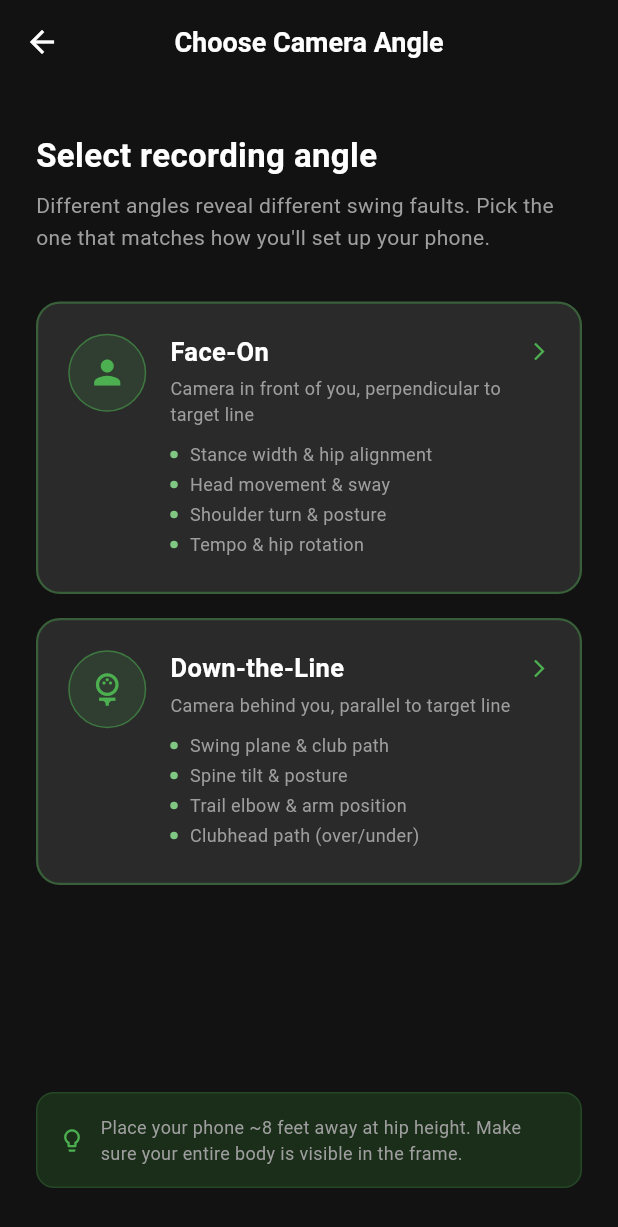
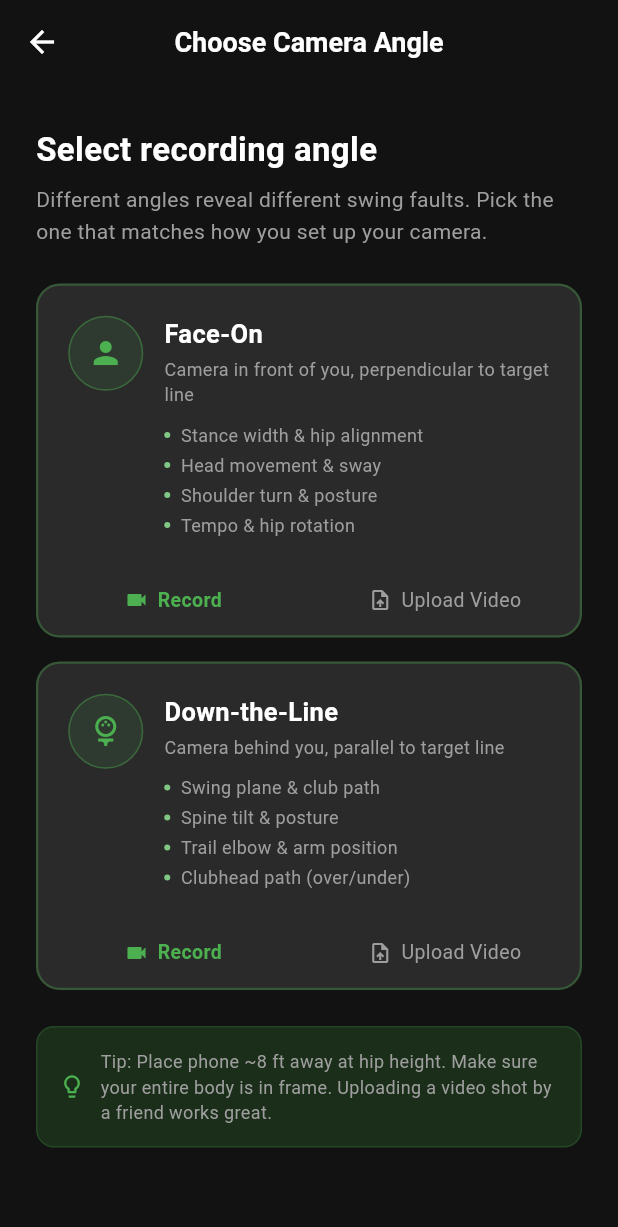
Before and after one commit to Killswit3h/Hole-In-One, a Flutter app: the AngleSelectScreen screen opened directly, on a phone screen of 412 x 824 dp. Shown: the top 1227 px of the screen. Run offline on Flutter 3.47's test engine with Material 3 defaults, Android fonts, the phone set to English and light mode, and no system bars; our stand-ins replace camera, image_picker, permission_handler, video_player; missing offline and left inert: google_mlkit_pose_detection, video_thumbnail.

Commit message:
Add video upload feature — analyze existing swing videos from gallery
Users can now pick any swing video from their photo library and run the same
on-device ML Kit pose analysis pipeline used for in-app recordings. Adds
image_picker + video_thumbnail dependencies, a VideoAnalysisService that
extracts frames via VideoThumbnail and detects poses with PoseDetectionMode.single,
a VideoProcessingScreen showing live progress, and Upload Video buttons on each
angle card.

https://claude.ai/code/session_019P1aRzH4rcVC1Ukp8mMZhU

```diff
--- a/lib/screens/angle_select_screen.dart
+++ b/lib/screens/angle_select_screen.dart
@@ -1,8 +1,10 @@
 import 'package:flutter/material.dart';
+import 'package:image_picker/image_picker.dart';
 
 import '../models/swing_analysis_result.dart';
 import '../theme/app_theme.dart';
 import 'record_screen.dart';
+import 'video_processing_screen.dart';
 
 class AngleSelectScreen extends StatelessWidget {
   const AngleSelectScreen({super.key});
@@ -18,8 +20,8 @@ class AngleSelectScreen extends StatelessWidget {
           onPressed: () => Navigator.pop(context),
         ),
       ),
-      body: Padding(
-        padding: const EdgeInsets.symmetric(horizontal: 24, vertical: 32),
+      body: SingleChildScrollView(
+        padding: const EdgeInsets.symmetric(horizontal: 24, vertical: 28),
         child: Column(
           crossAxisAlignment: CrossAxisAlignment.start,
           children: [
@@ -33,14 +35,16 @@ class AngleSelectScreen extends StatelessWidget {
             ),
             const SizedBox(height: 8),
             const Text(
-              'Different angles reveal different swing faults. Pick the one that matches how you\'ll set up your phone.',
+              'Different angles reveal different swing faults. Pick the one that matches how you set up your camera.',
               style: TextStyle(
                 color: AppTheme.textSecondary,
                 fontSize: 14,
                 height: 1.5,
               ),
             ),
-            const SizedBox(height: 32),
+            const SizedBox(height: 24),
+
+            // ── Face-On card ──────────────────────────────────────────────────
             _AngleCard(
               angle: SwingAngle.faceOn,
               title: 'Face-On',
@@ -52,9 +56,13 @@ class AngleSelectScreen extends StatelessWidget {
                 'Tempo & hip rotation',
               ],
               icon: Icons.person,
-              onTap: () => _navigate(context, SwingAngle.faceOn),
+              onRecord: () => _navigate(context, SwingAngle.faceOn),
+              onUpload: () => _pickAndUpload(context, SwingAngle.faceOn),
             ),
+
             const SizedBox(height: 16),
+
+            // ── Down-the-Line card ────────────────────────────────────────────
             _AngleCard(
               angle: SwingAngle.downTheLine,
               title: 'Down-the-Line',
@@ -66,9 +74,11 @@ class AngleSelectScreen extends StatelessWidget {
                 'Clubhead path (over/under)',
               ],
               icon: Icons.sports_golf,
-              onTap: () => _navigate(context, SwingAngle.downTheLine),
+              onRecord: () => _navigate(context, SwingAngle.downTheLine),
+              onUpload: () => _pickAndUpload(context, SwingAngle.downTheLine),
             ),
-            const Spacer(),
+
+            const SizedBox(height: 24),
             _CameraSetupTip(),
           ],
         ),
@@ -82,7 +92,29 @@ class AngleSelectScreen extends StatelessWidget {
       MaterialPageRoute(builder: (_) => RecordScreen(angle: angle)),
     );
   }
+
+  Future<void> _pickAndUpload(BuildContext context, SwingAngle angle) async {
+    final picker = ImagePicker();
+    final video = await picker.pickVideo(
+      source: ImageSource.gallery,
+      maxDuration: const Duration(minutes: 1),
+    );
+    if (video == null) return;
+    if (!context.mounted) return;
+
+    Navigator.push(
+      context,
+      MaterialPageRoute(
+        builder: (_) => VideoProcessingScreen(
+          videoPath: video.path,
+          angle: angle,
+        ),
+      ),
+    );
   }
+}
+
+// ─── ANGLE CARD ───────────────────────────────────────────────────────────────
 
 class _AngleCard extends StatelessWidget {
   final SwingAngle angle;
@@ -90,7 +122,8 @@ class _AngleCard extends StatelessWidget {
   final String subtitle;
   final List<String> bullets;
   final IconData icon;
-  final VoidCallback onTap;
+  final VoidCallback onRecord;
+  final VoidCallback onUpload;
 
   const _AngleCard({
     required this.angle,
@@ -98,47 +131,48 @@ class _AngleCard extends StatelessWidget {
     required this.subtitle,
     required this.bullets,
     required this.icon,
-    required this.onTap,
+    required this.onRecord,
+    required this.onUpload,
   });
 
   @override
   Widget build(BuildContext context) {
-    return GestureDetector(
-      onTap: onTap,
-      child: Container(
-        padding: const EdgeInsets.all(20),
+    return Container(
       decoration: BoxDecoration(
         color: AppTheme.cardColor,
         borderRadius: BorderRadius.circular(16),
         border: Border.all(
-            color: AppTheme.primaryGreen.withOpacity(0.4),
+          color: AppTheme.primaryGreen.withOpacity(0.35),
           width: 1.5,
         ),
       ),
+      child: Column(
+        children: [
+          // ── Main info row ────────────────────────────────────────────────
+          Padding(
+            padding: const EdgeInsets.fromLTRB(20, 20, 20, 14),
             child: Row(
               crossAxisAlignment: CrossAxisAlignment.start,
               children: [
-            // Icon
+                // Icon circle
                 Container(
-              width: 52,
-              height: 52,
+                  width: 50,
+                  height: 50,
                   decoration: BoxDecoration(
                     shape: BoxShape.circle,
-                color: AppTheme.primaryGreen.withOpacity(0.15),
+                    color: AppTheme.primaryGreen.withOpacity(0.12),
                     border: Border.all(
-                  color: AppTheme.primaryGreen.withOpacity(0.5),
+                      color: AppTheme.primaryGreen.withOpacity(0.4),
                     ),
                   ),
-              child: Icon(icon, color: AppTheme.primaryGreen, size: 26),
+                  child: Icon(icon, color: AppTheme.primaryGreen, size: 24),
                 ),
-            const SizedBox(width: 16),
+                const SizedBox(width: 14),
 
                 // Text
                 Expanded(
                   child: Column(
                     crossAxisAlignment: CrossAxisAlignment.start,
-                children: [
-                  Row(
                     children: [
                       Text(
                         title,
@@ -148,15 +182,7 @@ class _AngleCard extends StatelessWidget {
                           fontWeight: FontWeight.bold,
                         ),
                       ),
-                      const Spacer(),
-                      const Icon(
-                        Icons.arrow_forward_ios,
-                        color: AppTheme.primaryGreen,
-                        size: 14,
-                      ),
-                    ],
-                  ),
-                  const SizedBox(height: 4),
+                      const SizedBox(height: 3),
                       Text(
                         subtitle,
                         style: const TextStyle(
@@ -171,9 +197,9 @@ class _AngleCard extends StatelessWidget {
                           child: Row(
                             children: [
                               Container(
-                            width: 5,
-                            height: 5,
-                            margin: const EdgeInsets.only(right: 8),
+                                width: 4,
+                                height: 4,
+                                margin: const EdgeInsets.only(right: 7),
                                 decoration: const BoxDecoration(
                                   shape: BoxShape.circle,
                                   color: AppTheme.accentGreen,
@@ -198,9 +224,94 @@ class _AngleCard extends StatelessWidget {
               ],
             ),
           ),
+
+          // ── Action buttons ────────────────────────────────────────────────
+          const Divider(height: 1, color: Color(0xFF2A2A2A)),
+          Row(
+            children: [
+              // Record button
+              Expanded(
+                child: _ActionButton(
+                  icon: Icons.videocam,
+                  label: 'Record',
+                  onTap: onRecord,
+                  isPrimary: true,
+                  isLeft: true,
+                ),
+              ),
+              // Divider between buttons
+              const SizedBox(
+                height: 44,
+                child: VerticalDivider(width: 1, color: Color(0xFF2A2A2A)),
+              ),
+              // Upload button
+              Expanded(
+                child: _ActionButton(
+                  icon: Icons.upload_file,
+                  label: 'Upload Video',
+                  onTap: onUpload,
+                  isPrimary: false,
+                  isLeft: false,
+                ),
+              ),
+            ],
+          ),
+        ],
+      ),
     );
   }
 }
+
+class _ActionButton extends StatelessWidget {
+  final IconData icon;
+  final String label;
+  final VoidCallback onTap;
+  final bool isPrimary;
+  final bool isLeft;
+
+  const _ActionButton({
+    required this.icon,
+    required this.label,
+    required this.onTap,
+    required this.isPrimary,
+    required this.isLeft,
+  });
+
+  @override
+  Widget build(BuildContext context) {
+    return InkWell(
+      onTap: onTap,
+      borderRadius: BorderRadius.only(
+        bottomLeft: isLeft ? const Radius.circular(16) : Radius.zero,
+        bottomRight: !isLeft ? const Radius.circular(16) : Radius.zero,
+      ),
+      child: Padding(
+        padding: const EdgeInsets.symmetric(vertical: 14),
+        child: Row(
+          mainAxisAlignment: MainAxisAlignment.center,
+          children: [
+            Icon(
+              icon,
+              size: 16,
+              color: isPrimary ? AppTheme.primaryGreen : AppTheme.textSecondary,
+            ),
+            const SizedBox(width: 6),
+            Text(
+              label,
+              style: TextStyle(
+                color: isPrimary ? AppTheme.primaryGreen : AppTheme.textSecondary,
+                fontSize: 13,
+                fontWeight: isPrimary ? FontWeight.w600 : FontWeight.normal,
+              ),
+            ),
+          ],
+        ),
+      ),
+    );
+  }
+}
+
+// ─── CAMERA SETUP TIP ─────────────────────────────────────────────────────────
 
 class _CameraSetupTip extends StatelessWidget {
   @override
@@ -210,7 +321,8 @@ class _CameraSetupTip extends StatelessWidget {
       decoration: BoxDecoration(
         color: const Color(0xFF1A2E1A),
         borderRadius: BorderRadius.circular(12),
-        border: Border.all(color: AppTheme.primaryGreen.withOpacity(0.2)),
+        border:
+            Border.all(color: AppTheme.primaryGreen.withOpacity(0.2)),
       ),
       child: Row(
         children: [
@@ -219,7 +331,7 @@ class _CameraSetupTip extends StatelessWidget {
           const SizedBox(width: 10),
           const Expanded(
             child: Text(
-              'Place your phone ~8 feet away at hip height. Make sure your entire body is visible in the frame.',
+              'Tip: Place phone ~8 ft away at hip height. Make sure your entire body is in frame. Uploading a video shot by a friend works great.',
               style: TextStyle(
                 color: AppTheme.textSecondary,
                 fontSize: 12,
--- a/pubspec.yaml
+++ b/pubspec.yaml
@@ -14,6 +14,8 @@ dependencies:
   video_player: ^2.8.3
   path_provider: ^2.1.3
   permission_handler: ^11.3.1
+  image_picker: ^1.1.2
+  video_thumbnail: ^0.5.3
 
 dev_dependencies:
   flutter_test:
```
Also changed, not shown: lib/screens/video_processing_screen.dart (added, +272 -0 lines), lib/services/video_analysis_service.dart (added, +111 -0 lines). Lines whose indentation alone changed are shown as unchanged.
